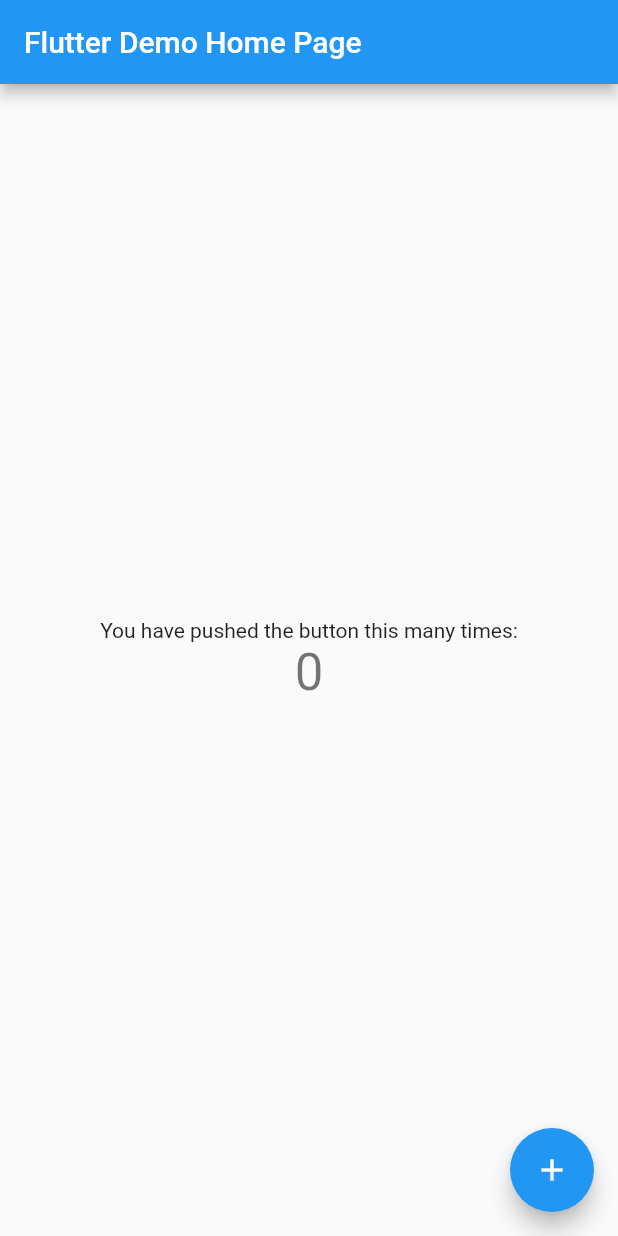
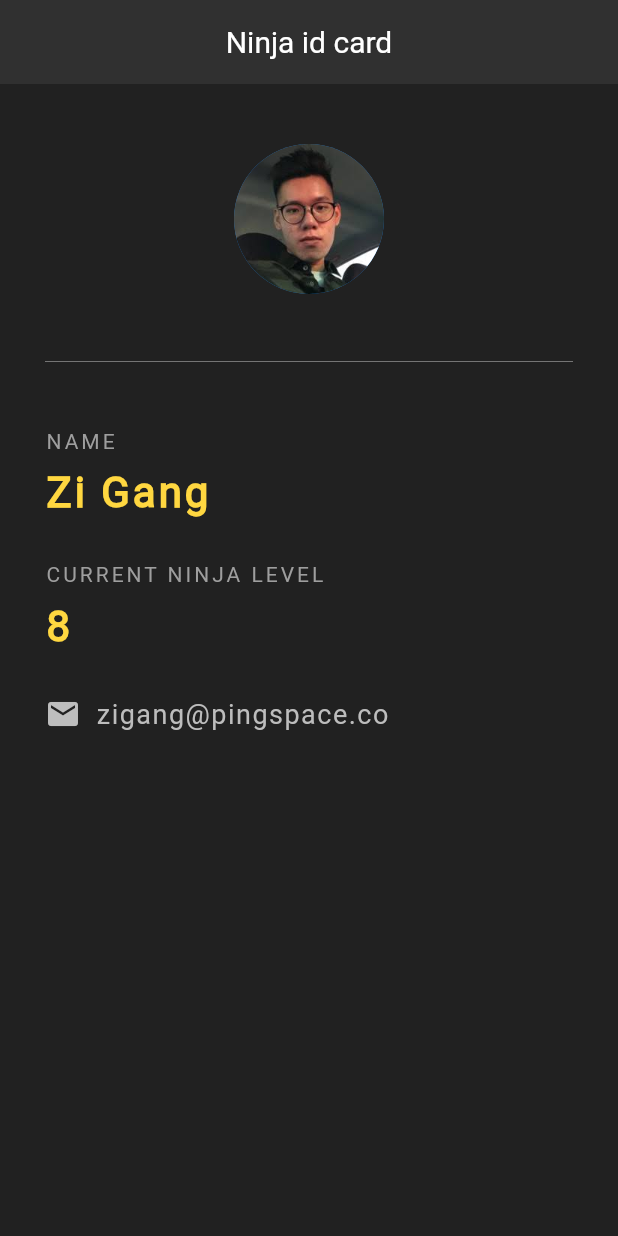
Before and after one commit to zigang93/flutter-ninja, a Flutter app: the screen it shows after launch, on a phone screen of 412 x 824 dp. Run offline on Flutter 3.47's test engine with Material 2 defaults, Android fonts, the phone set to English and light mode, and no system bars.

Commit message:
simple profile

```diff
--- a/lib/main.dart
+++ b/lib/main.dart
@@ -1,111 +1,98 @@
 import 'package:flutter/material.dart';
 
-void main() => runApp(MyApp());
+void main() => runApp(MaterialApp(
+  home: NinjaCard(),
+));
 
-class MyApp extends StatelessWidget {
-  // This widget is the root of your application.
+class NinjaCard extends StatelessWidget {
   @override
   Widget build(BuildContext context) {
-    return MaterialApp(
-      title: 'Flutter Demo',
-      theme: ThemeData(
-        // This is the theme of your application.
-        //
-        // Try running your application with "flutter run". You'll see the
-        // application has a blue toolbar. Then, without quitting the app, try
-        // changing the primarySwatch below to Colors.green and then invoke
-        // "hot reload" (press "r" in the console where you ran "flutter run",
-        // or simply save your changes to "hot reload" in a Flutter IDE).
-        // Notice that the counter didn't reset back to zero; the application
-        // is not restarted.
-        primarySwatch: Colors.blue,
+    return Scaffold(
+      backgroundColor: Colors.grey[900],
+      appBar: AppBar(
+        title: Text('Ninja id card'),
+        centerTitle: true,
+        backgroundColor: Colors.grey[850],
+        elevation: 0.0,
       ),
-      home: MyHomePage(title: 'Flutter Demo Home Page'),
+      body: Padding(
+        padding: EdgeInsets.fromLTRB(30.0, 40.0, 30.0, 0.0),
+        child: Column(
+          crossAxisAlignment: CrossAxisAlignment.start,
+          children: <Widget>[
+            // Image(
+            //   image: AssetImage('assets/zigang.jpg'),
+            // ),
+            Center(
+              child: CircleAvatar(
+                backgroundImage: AssetImage('assets/zigang.jpg'),
+                radius: 50.0,
+              ),
+            ),
+            Divider(
+              height: 90.0,
+              color: Colors.grey[600],
+            ),
+            Text(
+              'NAME',
+              style: TextStyle(
+                fontFamily: 'Roboto',
+                color: Colors.grey,
+                letterSpacing: 2.0,
+              ),
+            ),
+            SizedBox( height: 10.0 ),
+            Text(
+              'Zi Gang',
+              style: TextStyle(
+                fontFamily: 'Roboto',
+                color: Colors.amberAccent[200],
+                letterSpacing: 2.0,
+                fontSize: 28.0,
+                fontWeight: FontWeight.bold
+              ),
+            ),
+            SizedBox( height: 30.0,),
+            Text(
+              'CURRENT NINJA LEVEL',
+              style: TextStyle(
+                fontFamily: 'Roboto',
+                color: Colors.grey,
+                letterSpacing: 2.0,
+              ),
+            ),
+            SizedBox( height: 10.0 ),
+            Text(
+              '8',
+              style: TextStyle(
+                fontFamily: 'Roboto',
+                color: Colors.amberAccent[200],
+                letterSpacing: 2.0,
+                fontSize: 28.0,
+                fontWeight: FontWeight.bold
+              ),
+            ),
+            SizedBox( height: 30.0,),
+            Row(
+              children: <Widget>[
+                Icon(
+                  Icons.email,
+                  color: Colors.grey[400],
+                ),
+                SizedBox( width: 10.0,),
+                Text(
+                  'zigang@pingspace.co',
+                  style: TextStyle(
+                    color: Colors.grey[400],
+                    fontSize: 18.0,
+                    letterSpacing: 1.0
+                  ),
+                )
+              ]
+            )
+          ],
+        ),
+      ),
     );
   }
 }
-
-class MyHomePage extends StatefulWidget {
-  MyHomePage({Key key, this.title}) : super(key: key);
-
-  // This widget is the home page of your application. It is stateful, meaning
-  // that it has a State object (defined below) that contains fields that affect
-  // how it looks.
-
-  // This class is the configuration for the state. It holds the values (in this
-  // case the title) provided by the parent (in this case the App widget) and
-  // used by the build method of the State. Fields in a Widget subclass are
-  // always marked "final".
-
-  final String title;
-
-  @override
-  _MyHomePageState createState() => _MyHomePageState();
-}
-
-class _MyHomePageState extends State<MyHomePage> {
-  int _counter = 0;
-
-  void _incrementCounter() {
-    setState(() {
-      // This call to setState tells the Flutter framework that something has
-      // changed in this State, which causes it to rerun the build method below
-      // so that the display can reflect the updated values. If we changed
-      // _counter without calling setState(), then the build method would not be
-      // called again, and so nothing would appear to happen.
-      _counter++;
-    });
-  }
-
-  @override
-  Widget build(BuildContext context) {
-    // This method is rerun every time setState is called, for instance as done
-    // by the _incrementCounter method above.
-    //
-    // The Flutter framework has been optimized to make rerunning build methods
-    // fast, so that you can just rebuild anything that needs updating rather
-    // than having to individually change instances of widgets.
-    return Scaffold(
-      appBar: AppBar(
-        // Here we take the value from the MyHomePage object that was created by
-        // the App.build method, and use it to set our appbar title.
-        title: Text(widget.title),
-      ),
-      body: Center(
-        // Center is a layout widget. It takes a single child and positions it
-        // in the middle of the parent.
-        child: Column(
-          // Column is also a layout widget. It takes a list of children and
-          // arranges them vertically. By default, it sizes itself to fit its
-          // children horizontally, and tries to be as tall as its parent.
-          //
-          // Invoke "debug painting" (press "p" in the console, choose the
-          // "Toggle Debug Paint" action from the Flutter Inspector in Android
-          // Studio, or the "Toggle Debug Paint" command in Visual Studio Code)
-          // to see the wireframe for each widget.
-          //
-          // Column has various properties to control how it sizes itself and
-          // how it positions its children. Here we use mainAxisAlignment to
-          // center the children vertically; the main axis here is the vertical
-          // axis because Columns are vertical (the cross axis would be
-          // horizontal).
-          mainAxisAlignment: MainAxisAlignment.center,
-          children: <Widget>[
-            Text(
-              'You have pushed the button this many times:',
-            ),
-            Text(
-              '$_counter',
-              style: Theme.of(context).textTheme.display1,
-            ),
-          ],
-        ),
-      ),
-      floatingActionButton: FloatingActionButton(
-        onPressed: _incrementCounter,
-        tooltip: 'Increment',
-        child: Icon(Icons.add),
-      ), // This trailing comma makes auto-formatting nicer for build methods.
-    );
-  }
-}
```
Also changed, not shown: pubspec.yaml (+8 -9 lines), assets/zigang.jpg (added), fonts/Roboto-Italic.ttf (added), fonts/Roboto-Regular.ttf (added).
